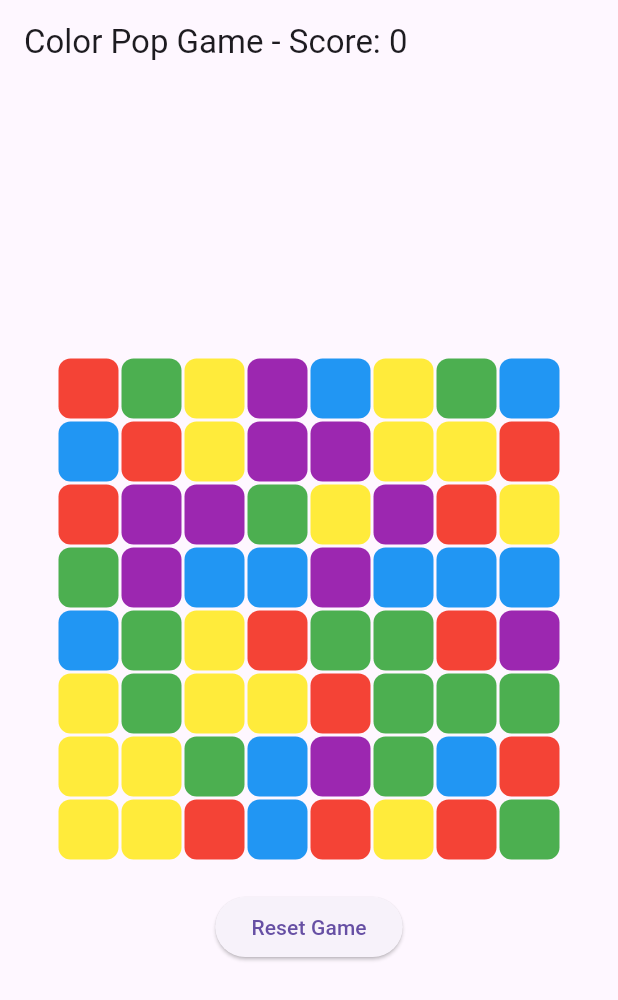
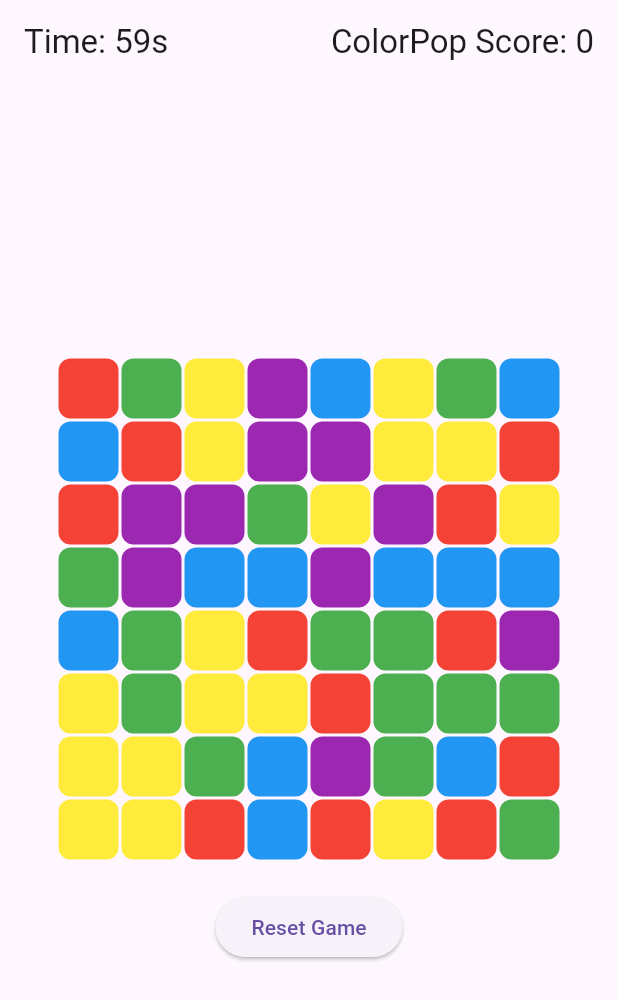
Before and after one commit to Hyowon-Cho/ColorPop, a Flutter app: the screen it shows after launch, after a tap on "Reset Game", on a phone screen of 412 x 824 dp. Shown: the top 1000 px of the screen. Run offline on Flutter 3.47's test engine with Material 3 defaults, Android fonts, the phone set to English and light mode, and no system bars.

Commit message:
Add Timer function on the game

```diff
--- a/lib/main.dart
+++ b/lib/main.dart
@@ -1,5 +1,6 @@
 import 'package:flutter/material.dart';
 import 'dart:math';
+import 'dart:async';
 
 void main() {
   runApp(const MaterialApp(home: ColorPopGame()));
@@ -17,6 +18,9 @@ class _ColorPopGameState extends State<ColorPopGame> {
   static const int cols = 8;
   late List<List<Color>> board;
   int score = 0;
+  int remainingTime = 60;
+  Timer? gameTimer;
+  bool isGameOver = false;
   final List<Color> colors = [
     Colors.red,
     Colors.blue,
@@ -29,6 +33,7 @@ class _ColorPopGameState extends State<ColorPopGame> {
   void initState() {
     super.initState();
     initializeBoard();
+    startTimer();
   }
 
   void initializeBoard() {
@@ -102,12 +107,82 @@ class _ColorPopGameState extends State<ColorPopGame> {
       }
     });
   }
+  void startTimer() {
+    gameTimer?.cancel();
+    gameTimer = Timer.periodic(const Duration(seconds: 1), (timer) {
+      setState(() {
+        if (remainingTime > 0) {
+          remainingTime--;
+        } else {
+          gameOver();
+        }
+      });
+    });
+  }
+
+
+
+  void gameOver() {
+    gameTimer?.cancel();
+    setState(() {
+      isGameOver = true;
+    });
+    showGameOverDialog();
+  }
+
+
+void showGameOverDialog() {
+    showDialog(
+      context: context,
+      barrierDismissible: false,
+      builder: (context) => AlertDialog(
+        title: const Text('Game Over!'),
+        content: Column(
+          mainAxisSize: MainAxisSize.min,
+          children: [
+            Text('Time\'s up!'),
+            const SizedBox(height: 8),
+            Text('Final Score: $score'),
+          ],
+        ),
+        actions: [
+          TextButton(
+            onPressed: () {
+              Navigator.pop(context);
+              resetGame();
+            },
+            child: const Text('Play Again'),
+          ),
+        ],
+      ),
+    );
+  }
+
+  void resetGame() {
+    setState(() {
+      score = 0;
+      remainingTime = 60;
+      isGameOver = false;
+      initializeBoard();
+      startTimer();
+    });
+  }
+
+  @override
+  void dispose() {
+    gameTimer?.cancel();
+    super.dispose();
+  }
 
   @override
   Widget build(BuildContext context) {
     return Scaffold(
       appBar: AppBar(
-        title: Text('Color Pop Game - Score: $score'),
+        title: Row(
+          mainAxisAlignment: MainAxisAlignment.spaceBetween, children: [
+            Text('Time: ${remainingTime}s'), Text('ColorPop Score: $score'),
+          ],
+        ),
       ),
       body: Center(
         child: Column(
@@ -119,10 +194,12 @@ class _ColorPopGameState extends State<ColorPopGame> {
                 children: [
                   for (int j = 0; j < cols; j++)
                     GestureDetector(
-                      onTap: () {
+                      onTap: isGameOver
+                        ? null
+                        : () {
                         var blocks = findConnectedBlocks(i, j, board[i][j]);
                         popBlocks(blocks);
-                      },
+                        },
                       child: Container(
                         width: 40,
                         height: 40,
@@ -137,12 +214,7 @@ class _ColorPopGameState extends State<ColorPopGame> {
               ),
             const SizedBox(height: 20),
             ElevatedButton(
-              onPressed: () {
-                setState(() {
-                  score = 0;
-                  initializeBoard();
-                });
-              },
+              onPressed: resetGame,
               child: const Text('Reset Game'),
             ),
           ],
```
